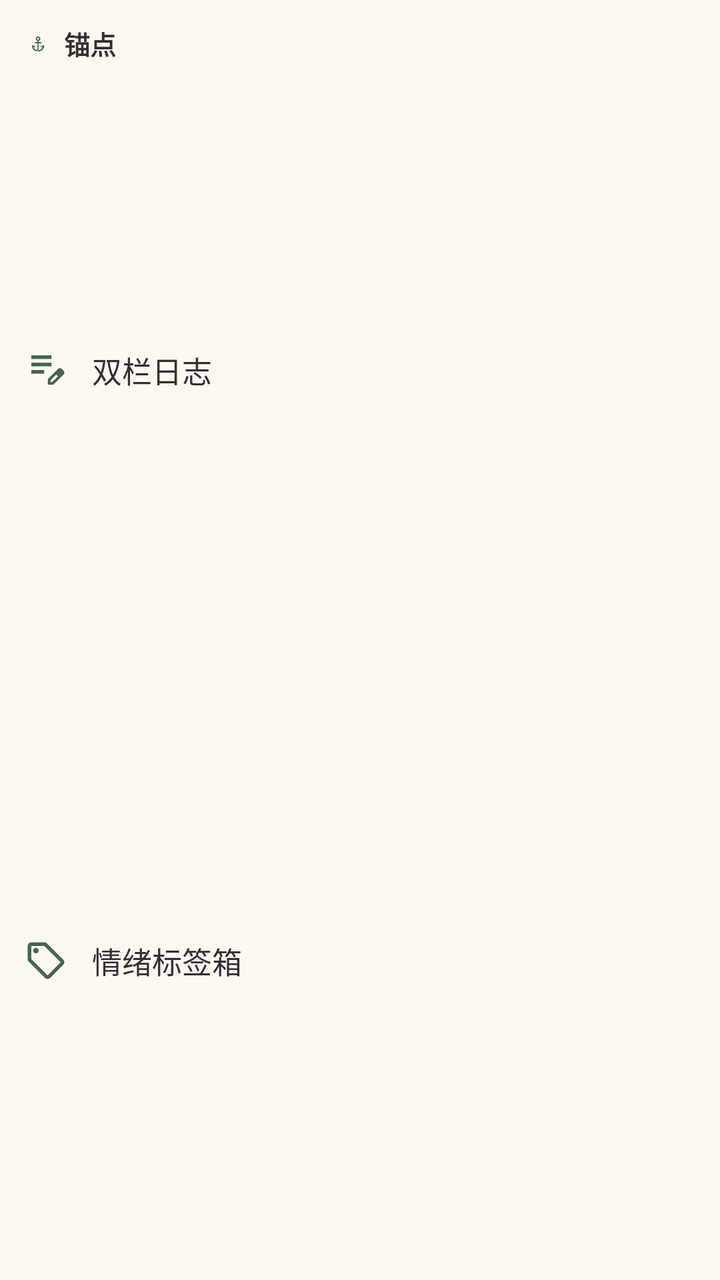
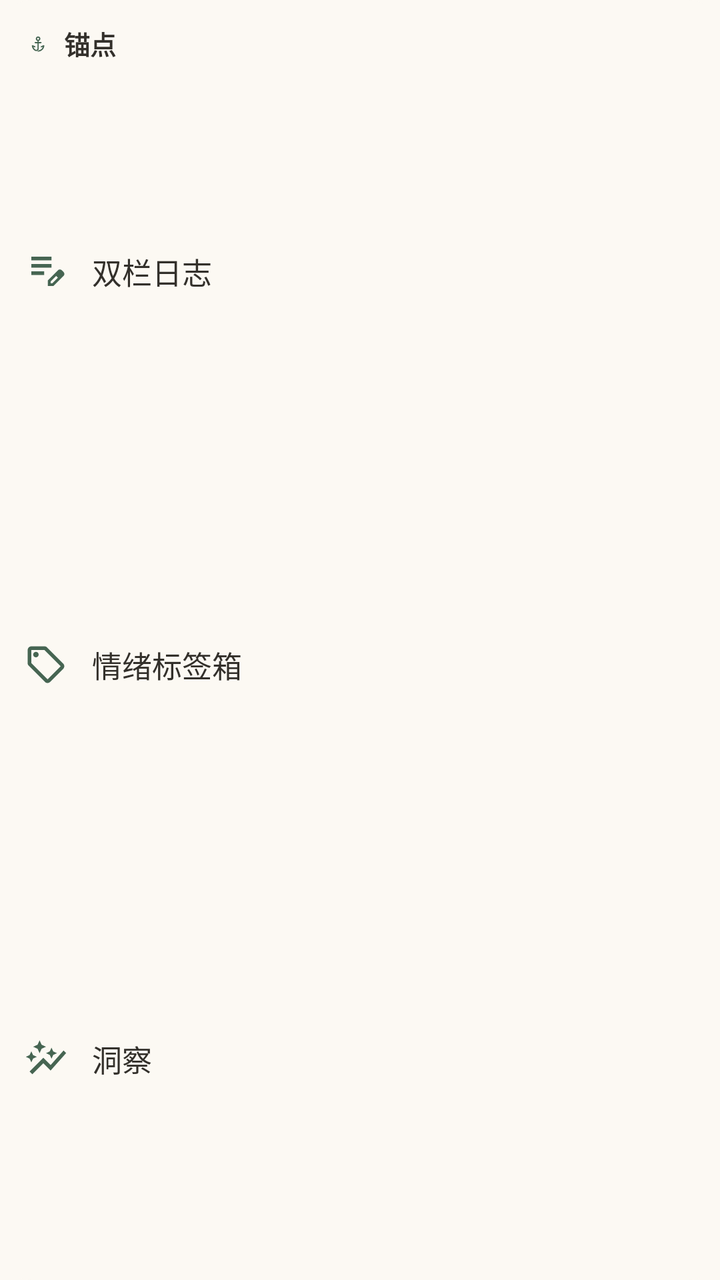

The first picture is an Android layout as it rendered before a commit; the second is the same layout after the commit. The layout source and the unified diff follow.
<!-- AndroidManifest.xml: application theme Theme.Anchor -->
<!-- res/layout/anchor_widget_record.xml -->
<?xml version="1.0" encoding="utf-8"?>
<LinearLayout xmlns:android="http://schemas.android.com/apk/res/android"
    android:id="@+id/record_root"
    android:layout_width="match_parent"
    android:layout_height="match_parent"
    android:orientation="vertical"
    android:background="@drawable/anchor_widget_bg"
    android:padding="12dp">

    <LinearLayout
        android:layout_width="wrap_content"
        android:layout_height="wrap_content"
        android:orientation="horizontal"
        android:gravity="center_vertical">
        <ImageView
            android:id="@+id/record_anchor_icon"
            android:layout_width="14dp"
            android:layout_height="14dp"
            android:src="@drawable/ic_widget_anchor"
            android:tint="@color/anchor_widget_primary"
            android:contentDescription="@null" />
        <TextView
            android:id="@+id/record_title"
            android:layout_width="wrap_content"
            android:layout_height="wrap_content"
            android:layout_marginStart="6dp"
            android:text="@string/anchor_widget_title"
            android:textColor="@color/anchor_widget_on_background"
            android:textSize="13sp"
            android:textStyle="bold" />
    </LinearLayout>

    <LinearLayout
        android:id="@+id/record_facts"
        android:layout_width="match_parent"
        android:layout_height="0dp"
        android:layout_weight="1"
        android:layout_marginTop="6dp"
        android:orientation="horizontal"
        android:gravity="center_vertical">
        <ImageView
            android:id="@+id/record_facts_icon"
            android:layout_width="22dp"
            android:layout_height="22dp"
            android:src="@drawable/ic_widget_facts"
            android:tint="@color/anchor_widget_primary"
            android:contentDescription="@string/anchor_widget_facts" />
        <TextView
            android:id="@+id/record_facts_label"
            android:layout_width="wrap_content"
            android:layout_height="wrap_content"
            android:layout_marginStart="12dp"
            android:text="@string/anchor_widget_facts"
            android:textColor="@color/anchor_widget_on_background"
            android:textSize="15sp" />
    </LinearLayout>

    <LinearLayout
        android:id="@+id/record_emotion"
        android:layout_width="match_parent"
        android:layout_height="0dp"
        android:layout_weight="1"
        android:orientation="horizontal"
        android:gravity="center_vertical">
        <ImageView
            android:id="@+id/record_emotion_icon"
            android:layout_width="22dp"
            android:layout_height="22dp"
            android:src="@drawable/ic_widget_emotion"
            android:tint="@color/anchor_widget_primary"
            android:contentDescription="@string/anchor_widget_emotion" />
        <TextView
            android:id="@+id/record_emotion_label"
            android:layout_width="wrap_content"
            android:layout_height="wrap_content"
            android:layout_marginStart="12dp"
            android:text="@string/anchor_widget_emotion"
            android:textColor="@color/anchor_widget_on_background"
            android:textSize="15sp" />
    </LinearLayout>
</LinearLayout>
<!-- resources referenced by this layout -->
<resources>
  <color name="anchor_widget_on_background">#33302B</color>
  <color name="anchor_widget_primary">#466552</color>
  <!-- drawable anchor_widget_bg (drawable) -->
  <?xml version="1.0" encoding="utf-8"?>
  <shape xmlns:android="http://schemas.android.com/apk/res/android" android:shape="rectangle">
      <solid android:color="@color/anchor_widget_background" />
      <corners android:radius="16dp" />
  </shape>
  <!-- drawable ic_widget_anchor: vector/xml drawable (drawable, 2122 chars, omitted) -->
  <!-- drawable ic_widget_emotion (drawable) -->
  <?xml version="1.0" encoding="utf-8"?>
  <vector xmlns:android="http://schemas.android.com/apk/res/android"
      android:width="24dp"
      android:height="24dp"
      android:viewportWidth="960"
      android:viewportHeight="960"
      android:tint="?attr/colorControlNormal">
      <group android:translateY="960">
          <path android:fillColor="@android:color/white" android:pathData="M856-390 570-104q-12 12-27 18t-30 6q-15 0-30-6t-27-18L103-457q-11-11-17-25.5T80-513v-287q0-33 23.5-56.5T160-880h287q16 0 31 6.5t26 17.5l352 353q12 12 17.5 27t5.5 30q0 15-5.5 29.5T856-390ZM513-160l286-286-353-354H160v286l353 354ZM260-640q25 0 42.5-17.5T320-700q0-25-17.5-42.5T260-760q-25 0-42.5 17.5T200-700q0 25 17.5 42.5T260-640Zm220 160Z" />
      </group>
  </vector>
  <!-- drawable ic_widget_facts (drawable) -->
  <?xml version="1.0" encoding="utf-8"?>
  <vector xmlns:android="http://schemas.android.com/apk/res/android"
      android:width="24dp"
      android:height="24dp"
      android:viewportWidth="960"
      android:viewportHeight="960"
      android:tint="?attr/colorControlNormal">
      <group android:translateY="960">
          <path android:fillColor="@android:color/white" android:pathData="M160-400v-80h280v80H160Zm0-160v-80h440v80H160Zm0-160v-80h440v80H160Zm360 560v-123l221-220q9-9 20-13t22-4q12 0 23 4.5t20 13.5l37 37q8 9 12.5 20t4.5 22q0 11-4 22.5T863-380L643-160H520Zm300-263-37-37 37 37ZM580-220h38l121-122-18-19-19-18-122 121v38Zm141-141-19-18 37 37-18-19Z" />
      </group>
  </vector>
  <string name="anchor_widget_emotion">情绪标签箱</string>
  <string name="anchor_widget_facts">双栏日志</string>
  <string name="anchor_widget_title">锚点</string>
  <style name="Theme.Anchor" parent="android:style/Theme.Material.NoActionBar">
          <item name="android:fontFamily">sans</item>
          <item name="android:windowActionModeOverlay">true</item>
          <item name="android:windowBackground">@color/anchor_background</item>
          <item name="android:navigationBarColor">@color/anchor_background</item>
          <item name="android:statusBarColor">@color/anchor_background</item>
          <item name="android:windowLightStatusBar">true</item>
          <item name="android:windowLightNavigationBar">true</item>
      </style>
  <color name="anchor_widget_background">#FCF9F3</color>
  <color name="anchor_background">#FCF9F3</color>
</resources>

<!-- the commit's change to res/layout/anchor_widget_record.xml (unified diff, before → after) -->
@@ -78,4 +78,26 @@
             android:textColor="@color/anchor_widget_on_background"
             android:textSize="15sp" />
     </LinearLayout>
+
+    <LinearLayout
+        android:id="@+id/record_insights"
+        android:layout_width="match_parent"
+        android:layout_height="0dp"
+        android:layout_weight="1"
+        android:orientation="horizontal"
+        android:gravity="center_vertical">
+        <ImageView
+            android:layout_width="22dp"
+            android:layout_height="22dp"
+            android:src="@drawable/ic_widget_insights"
+            android:tint="@color/anchor_widget_primary"
+            android:contentDescription="@string/anchor_widget_insights" />
+        <TextView
+            android:layout_width="wrap_content"
+            android:layout_height="wrap_content"
+            android:layout_marginStart="12dp"
+            android:text="@string/anchor_widget_insights"
+            android:textColor="@color/anchor_widget_on_background"
+            android:textSize="15sp" />
+    </LinearLayout>
 </LinearLayout>
<!-- resource entries referenced after the edit -->
@@ -33,8 +33,21 @@
           <path android:fillColor="@android:color/white" android:pathData="M160-400v-80h280v80H160Zm0-160v-80h440v80H160Zm0-160v-80h440v80H160Zm360 560v-123l221-220q9-9 20-13t22-4q12 0 23 4.5t20 13.5l37 37q8 9 12.5 20t4.5 22q0 11-4 22.5T863-380L643-160H520Zm300-263-37-37 37 37ZM580-220h38l121-122-18-19-19-18-122 121v38Zm141-141-19-18 37 37-18-19Z" />
       </group>
   </vector>
+  <!-- drawable ic_widget_insights (drawable) -->
+  <?xml version="1.0" encoding="utf-8"?>
+  <vector xmlns:android="http://schemas.android.com/apk/res/android"
+      android:width="24dp"
+      android:height="24dp"
+      android:viewportWidth="960"
+      android:viewportHeight="960"
+      android:tint="?attr/colorControlNormal">
+      <group android:translateY="960">
+          <path android:fillColor="@android:color/white" android:pathData="m340-600-44-96-96-44 96-44 44-96 44 96 96 44-96 44-44 96Zm260 120-38-82-82-38 82-38 38-82 38 82 82 38-82 38-38 82Zm-440 80-38-82-82-38 82-38 38-82 38 82 82 38-82 38-38 82Zm20 260-60-60 300-300 160 160 284-319 56 56-340 383-160-160-240 240Z" />
+      </group>
+  </vector>
   <string name="anchor_widget_emotion">情绪标签箱</string>
   <string name="anchor_widget_facts">双栏日志</string>
+  <string name="anchor_widget_insights">洞察</string>
   <string name="anchor_widget_title">锚点</string>
   <style name="Theme.Anchor" parent="android:style/Theme.Material.NoActionBar">
           <item name="android:fontFamily">sans</item>
